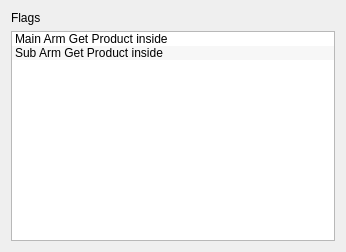
First picture: the form in hcinstruction/icflagseditor.ui, repository GaussCheng/2-5AxisPunch, before the edit.
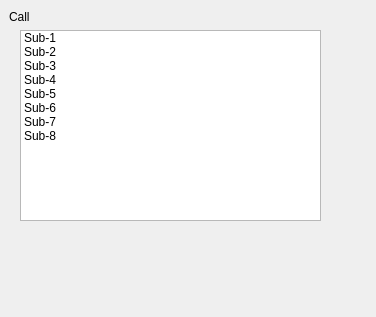
Second picture: the form after the edit.

Patch:
```diff
--- a/hcinstruction/icflagseditor.ui
+++ b/hcinstruction/icflagseditor.ui
@@ -6,45 +6,76 @@
    <rect>
     <x>0</x>
     <y>0</y>
-    <width>346</width>
-    <height>252</height>
+    <width>376</width>
+    <height>317</height>
    </rect>
   </property>
   <property name="windowTitle">
    <string>Form</string>
   </property>
-  <layout class="QVBoxLayout" name="verticalLayout">
-   <item>
     <widget class="QLabel" name="label">
+   <property name="geometry">
+    <rect>
+     <x>9</x>
+     <y>9</y>
+     <width>28</width>
+     <height>16</height>
+    </rect>
+   </property>
      <property name="text">
-      <string>Flags</string>
-     </property>
-    </widget>
+    <string>Call</string>
+   </property>
+  </widget>
+  <widget class="QListWidget" name="listWidget">
+   <property name="geometry">
+    <rect>
+     <x>20</x>
+     <y>30</y>
+     <width>301</width>
+     <height>191</height>
+    </rect>
+   </property>
+   <item>
+    <property name="text">
+     <string>Sub-1</string>
+    </property>
    </item>
    <item>
-    <widget class="QListWidget" name="flagListWidget">
-     <property name="editTriggers">
-      <set>QAbstractItemView::NoEditTriggers</set>
-     </property>
-     <property name="alternatingRowColors">
-      <bool>true</bool>
-     </property>
-     <property name="spacing">
-      <number>5</number>
-     </property>
+    <property name="text">
+     <string>Sub-2</string>
+    </property>
+   </item>
+   <item>
+    <property name="text">
+     <string>Sub-3</string>
+    </property>
+   </item>
+   <item>
+    <property name="text">
+     <string>Sub-4</string>
+    </property>
+   </item>
      <item>
       <property name="text">
-       <string>Main Arm Get Product inside</string>
+     <string>Sub-5</string>
       </property>
      </item>
      <item>
       <property name="text">
-       <string>Sub Arm Get Product inside</string>
-      </property>
-     </item>
-    </widget>
+     <string>Sub-6</string>
+    </property>
+   </item>
+   <item>
+    <property name="text">
+     <string>Sub-7</string>
+    </property>
    </item>
-  </layout>
+   <item>
+    <property name="text">
+     <string>Sub-8</string>
+    </property>
+   </item>
+  </widget>
  </widget>
  <resources/>
  <connections/>
```
Lines whose indentation alone changed are shown as unchanged.
